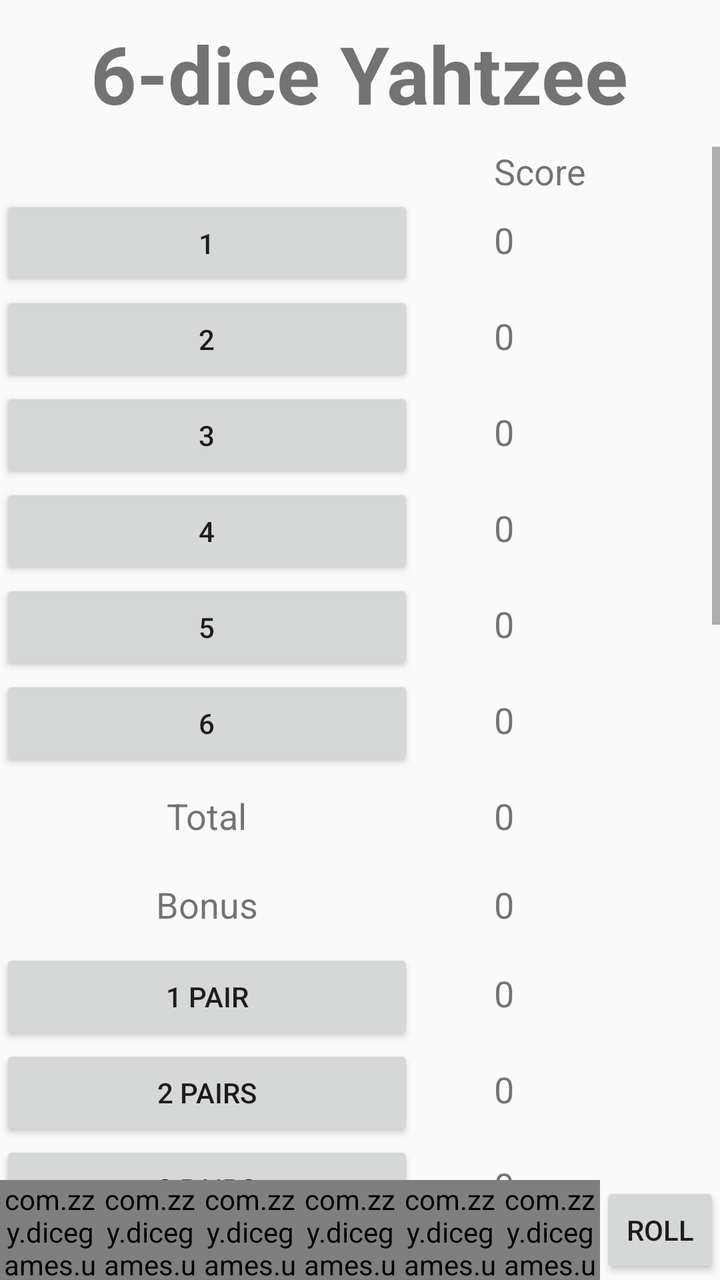
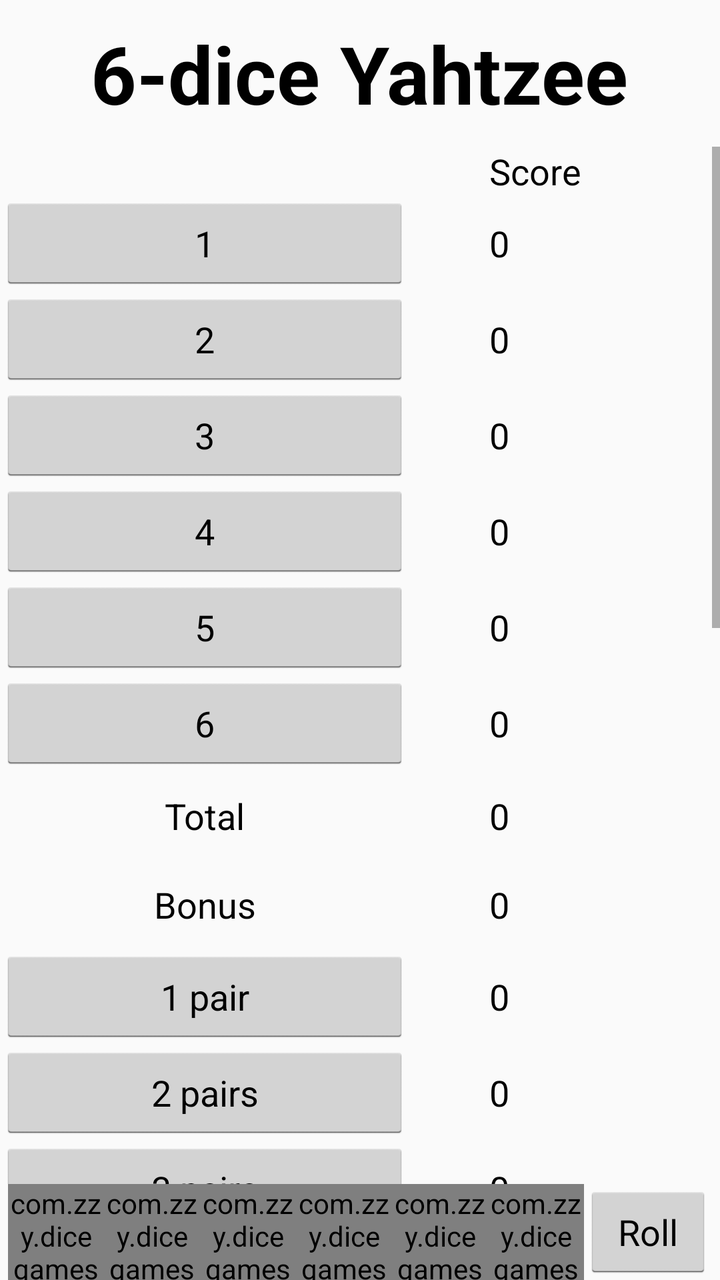

An Android layout rendered at two revisions. The XML below is the earlier revision; the diff shows what the commit changed to produce the second picture.
<!-- AndroidManifest.xml: application theme AppTheme -->
<!-- res/layout/fragment_six_yahtzee.xml -->
<?xml version="1.0" encoding="utf-8"?>
<RelativeLayout xmlns:android="http://schemas.android.com/apk/res/android"
    xmlns:tools="http://schemas.android.com/tools"
    android:layout_width="match_parent"
    android:layout_height="match_parent"
    tools:context=".ui.game.yahtzee.SixYahtzeeFragment">

    <TextView
        android:id="@+id/tvTitle"
        android:layout_width="wrap_content"
        android:layout_height="wrap_content"
        android:layout_alignParentTop="true"
        android:layout_centerHorizontal="true"
        android:layout_marginTop="10sp"
        android:layout_marginBottom="10sp"
        android:text="@string/sixYahtzee"
        android:textSize="40sp"
        android:textStyle="bold" />

    <ScrollView
        android:layout_width="match_parent"
        android:layout_height="match_parent"
        android:layout_above="@id/diceWindow"
        android:layout_below="@id/tvTitle">

        <TableLayout
            android:layout_width="match_parent"
            android:layout_height="wrap_content">

            <TableRow>

                <TextView
                    android:layout_width="match_parent"
                    android:layout_height="wrap_content"
                    android:layout_marginEnd="20dp"
                    android:layout_weight="1" />

                <TextView
                    android:layout_width="match_parent"
                    android:layout_height="wrap_content"
                    android:layout_marginStart="20dp"
                    android:layout_weight="1"
                    android:text="@string/score"
                    android:textSize="18sp" />

            </TableRow>

            <TableRow>

                <Button
                    android:id="@+id/btn1"
                    android:layout_width="match_parent"
                    android:layout_height="wrap_content"
                    android:layout_marginEnd="20dp"
                    android:layout_weight="1"
                    android:text="@string/s1" />

                <TextView
                    android:id="@+id/tv1"
                    android:layout_width="match_parent"
                    android:layout_height="wrap_content"
                    android:layout_marginStart="20dp"
                    android:layout_weight="1"
                    android:text="0"
                    android:textSize="18sp" />

            </TableRow>

            <TableRow>

                <Button
                    android:id="@+id/btn2"
                    android:layout_width="match_parent"
                    android:layout_height="wrap_content"
                    android:layout_marginEnd="20dp"
                    android:layout_weight="1"
                    android:text="@string/s2" />

                <TextView
                    android:id="@+id/tv2"
                    android:layout_width="match_parent"
                    android:layout_height="wrap_content"
                    android:layout_marginStart="20dp"
                    android:layout_weight="1"
                    android:text="0"
                    android:textSize="18sp" />

            </TableRow>

            <TableRow>

                <Button
                    android:id="@+id/btn3"
                    android:layout_width="match_parent"
                    android:layout_height="wrap_content"
                    android:layout_marginEnd="20dp"
                    android:layout_weight="1"
                    android:text="@string/s3" />

                <TextView
                    android:id="@+id/tv3"
                    android:layout_width="match_parent"
                    android:layout_height="wrap_content"
                    android:layout_marginStart="20dp"
                    android:layout_weight="1"
                    android:text="0"
                    android:textSize="18sp" />

            </TableRow>

            <TableRow>

                <Button
                    android:id="@+id/btn4"
                    android:layout_width="match_parent"
                    android:layout_height="wrap_content"
                    android:layout_marginEnd="20dp"
                    android:layout_weight="1"
                    android:text="@string/s4" />

                <TextView
                    android:id="@+id/tv4"
                    android:layout_width="match_parent"
                    android:layout_height="wrap_content"
                    android:layout_marginStart="20dp"
                    android:layout_weight="1"
                    android:text="0"
                    android:textSize="18sp" />

            </TableRow>

            <TableRow>

                <Button
                    android:id="@+id/btn5"
                    android:layout_width="match_parent"
                    android:layout_height="wrap_content"
                    android:layout_marginEnd="20dp"
                    android:layout_weight="1"
                    android:text="@string/s5" />

                <TextView
                    android:id="@+id/tv5"
                    android:layout_width="match_parent"
                    android:layout_height="wrap_content"
                    android:layout_marginStart="20dp"
                    android:layout_weight="1"
                    android:text="0"
                    android:textSize="18sp" />

            </TableRow>

            <TableRow>

                <Button
                    android:id="@+id/btn6"
                    android:layout_width="match_parent"
                    android:layout_height="wrap_content"
                    android:layout_marginEnd="20dp"
                    android:layout_weight="1"
                    android:text="@string/s6" />

                <TextView
                    android:id="@+id/tv6"
                    android:layout_width="match_parent"
                    android:layout_height="wrap_content"
                    android:layout_marginStart="20dp"
                    android:layout_weight="1"
                    android:text="0"
                    android:textSize="18sp" />

            </TableRow>

            <TableRow
                android:layout_marginTop="10sp"
                android:layout_marginBottom="10sp">

                <TextView
                    android:layout_width="match_parent"
                    android:layout_height="wrap_content"
                    android:layout_marginEnd="20dp"
                    android:layout_weight="1"
                    android:text="@string/total"
                    android:textAlignment="center"
                    android:textSize="18sp" />

                <TextView
                    android:id="@+id/tvUpperTotal"
                    android:layout_width="match_parent"
                    android:layout_height="wrap_content"
                    android:layout_marginStart="20dp"
                    android:layout_weight="1"
                    android:text="0"
                    android:textSize="18sp" />

            </TableRow>

            <TableRow
                android:layout_marginTop="10sp"
                android:layout_marginBottom="10sp">

                <TextView
                    android:layout_width="match_parent"
                    android:layout_height="wrap_content"
                    android:layout_marginEnd="20dp"
                    android:layout_weight="1"
                    android:text="@string/bonus"
                    android:textAlignment="center"
                    android:textSize="18sp" />

                <TextView
                    android:id="@+id/tvBonus"
                    android:layout_width="match_parent"
                    android:layout_height="wrap_content"
                    android:layout_marginStart="20dp"
                    android:layout_weight="1"
                    android:text="0"
                    android:textSize="18sp" />

            </TableRow>

            <TableRow>

                <Button
                    android:id="@+id/btn1p"
                    android:layout_width="match_parent"
                    android:layout_height="wrap_content"
                    android:layout_marginEnd="20dp"
                    android:layout_weight="1"
                    android:text="@string/s1p" />

                <TextView
                    android:id="@+id/tv1p"
                    android:layout_width="match_parent"
                    android:layout_height="wrap_content"
                    android:layout_marginStart="20dp"
                    android:layout_weight="1"
                    android:text="0"
                    android:textSize="18sp" />

            </TableRow>

            <TableRow>

                <Button
                    android:id="@+id/btn2p"
                    android:layout_width="match_parent"
                    android:layout_height="wrap_content"
                    android:layout_marginEnd="20dp"
                    android:layout_weight="1"
                    android:text="@string/s2p" />

                <TextView
                    android:id="@+id/tv2p"
                    android:layout_width="match_parent"
                    android:layout_height="wrap_content"
                    android:layout_marginStart="20dp"
                    android:layout_weight="1"
                    android:text="0"
                    android:textSize="18sp" />

            </TableRow>

            <TableRow>

                <Button
                    android:id="@+id/btn3p"
                    android:layout_width="match_parent"
                    android:layout_height="wrap_content"
                    android:layout_marginEnd="20dp"
                    android:layout_weight="1"
                    android:text="@string/s3p" />

                <TextView
                    android:id="@+id/tv3p"
                    android:layout_width="match_parent"
                    android:layout_height="wrap_content"
                    android:layout_marginStart="20dp"
                    android:layout_weight="1"
                    android:text="0"
                    android:textSize="18sp" />

            </TableRow>

            <TableRow>

                <Button
                    android:id="@+id/btn3e"
                    android:layout_width="match_parent"
                    android:layout_height="wrap_content"
                    android:layout_marginEnd="20dp"
                    android:layout_weight="1"
                    android:text="@string/s3e" />

                <TextView
                    android:id="@+id/tv3e"
                    android:layout_width="match_parent"
                    android:layout_height="wrap_content"
                    android:layout_marginStart="20dp"
                    android:layout_weight="1"
                    android:text="0"
                    android:textSize="18sp" />

            </TableRow>

            <TableRow>

                <Button
                    android:id="@+id/btn4e"
                    android:layout_width="match_parent"
                    android:layout_height="wrap_content"
                    android:layout_marginEnd="20dp"
                    android:layout_weight="1"
                    android:text="@string/s4e" />

                <TextView
                    android:id="@+id/tv4e"
                    android:layout_width="match_parent"
                    android:layout_height="wrap_content"
                    android:layout_marginStart="20dp"
                    android:layout_weight="1"
                    android:text="0"
                    android:textSize="18sp" />

            </TableRow>

            <TableRow>

                <Button
                    android:id="@+id/btn5e"
                    android:layout_width="match_parent"
                    android:layout_height="wrap_content"
                    android:layout_marginEnd="20dp"
                    android:layout_weight="1"
                    android:text="@string/s5e" />

                <TextView
                    android:id="@+id/tv5e"
                    android:layout_width="match_parent"
                    android:layout_height="wrap_content"
                    android:layout_marginStart="20dp"
                    android:layout_weight="1"
                    android:text="0"
                    android:textSize="18sp" />

            </TableRow>

            <TableRow>

                <Button
                    android:id="@+id/btnSmallStraight"
                    android:layout_width="match_parent"
                    android:layout_height="wrap_content"
                    android:layout_marginEnd="20dp"
                    android:layout_weight="1"
                    android:text="@string/smallStraight" />

                <TextView
                    android:id="@+id/tvSmallStraight"
                    android:layout_width="match_parent"
                    android:layout_height="wrap_content"
                    android:layout_marginStart="20dp"
                    android:layout_weight="1"
                    android:text="0"
                    android:textSize="18sp" />

            </TableRow>

            <TableRow>

                <Button
                    android:id="@+id/btnLargeStraight"
                    android:layout_width="match_parent"
                    android:layout_height="wrap_content"
                    android:layout_marginEnd="20dp"
                    android:layout_weight="1"
                    android:text="@string/largeStraight" />

                <TextView
                    android:id="@+id/tvLargeStraight"
                    android:layout_width="match_parent"
                    android:layout_height="wrap_content"
                    android:layout_marginStart="20dp"
                    android:layout_weight="1"
                    android:text="0"
                    android:textSize="18sp" />

            </TableRow>

            <TableRow>

                <Button
                    android:id="@+id/btnFullStraight"
                    android:layout_width="match_parent"
                    android:layout_height="wrap_content"
                    android:layout_marginEnd="20dp"
                    android:layout_weight="1"
                    android:text="@string/fullStraight" />

                <TextView
                    android:id="@+id/tvFullStraight"
                    android:layout_width="match_parent"
                    android:layout_height="wrap_content"
                    android:layout_marginStart="20dp"
                    android:layout_weight="1"
                    android:text="0"
                    android:textSize="18sp" />

            </TableRow>

            <TableRow>

                <Button
                    android:id="@+id/btnHut"
                    android:layout_width="match_parent"
                    android:layout_height="wrap_content"
                    android:layout_marginEnd="20dp"
                    android:layout_weight="1"
                    android:text="@string/hut" />

                <TextView
                    android:id="@+id/tvHut"
                    android:layout_width="match_parent"
                    android:layout_height="wrap_content"
                    android:layout_marginStart="20dp"
                    android:layout_weight="1"
                    android:text="0"
                    android:textSize="18sp" />

            </TableRow>

            <TableRow>

                <Button
                    android:id="@+id/btnHouse"
                    android:layout_width="match_parent"
                    android:layout_height="wrap_content"
                    android:layout_marginEnd="20dp"
                    android:layout_weight="1"
                    android:text="@string/house" />

                <TextView
                    android:id="@+id/tvHouse"
                    android:layout_width="match_parent"
                    android:layout_height="wrap_content"
                    android:layout_marginStart="20dp"
                    android:layout_weight="1"
                    android:text="0"
                    android:textSize="18sp" />

            </TableRow>

            <TableRow>

                <Button
                    android:id="@+id/btnTower"
                    android:layout_width="match_parent"
                    android:layout_height="wrap_content"
                    android:layout_marginEnd="20dp"
                    android:layout_weight="1"
                    android:text="@string/tower" />

                <TextView
                    android:id="@+id/tvTower"
                    android:layout_width="match_parent"
                    android:layout_height="wrap_content"
                    android:layout_marginStart="20dp"
                    android:layout_weight="1"
                    android:text="0"
                    android:textSize="18sp" />

            </TableRow>

            <TableRow>

                <Button
                    android:id="@+id/btnChance"
                    android:layout_width="match_parent"
                    android:layout_height="wrap_content"
                    android:layout_marginEnd="20dp"
                    android:layout_weight="1"
                    android:text="@string/chance" />

                <TextView
                    android:id="@+id/tvChance"
                    android:layout_width="match_parent"
                    android:layout_height="wrap_content"
                    android:layout_marginStart="20dp"
                    android:layout_weight="1"
                    android:text="0"
                    android:textSize="18sp" />

            </TableRow>

            <TableRow>

                <Button
                    android:id="@+id/btnYahtzee"
                    android:layout_width="match_parent"
                    android:layout_height="wrap_content"
                    android:layout_marginEnd="20dp"
                    android:layout_weight="1"
                    android:text="@string/yahtzee" />

                <TextView
                    android:id="@+id/tvYahtzee"
                    android:layout_width="match_parent"
                    android:layout_height="wrap_content"
                    android:layout_marginStart="20dp"
                    android:layout_weight="1"
                    android:text="0"
                    android:textSize="18sp" />

            </TableRow>

            <TableRow
                android:layout_marginTop="10sp"
                android:layout_marginBottom="10sp">

                <TextView
                    android:layout_width="match_parent"
                    android:layout_height="wrap_content"
                    android:layout_marginEnd="20dp"
                    android:layout_weight="1"
                    android:text="@string/gameTotal"
                    android:textAlignment="center"
                    android:textSize="18sp" />

                <TextView
                    android:id="@+id/tvGameTotal"
                    android:layout_width="match_parent"
                    android:layout_height="wrap_content"
                    android:layout_marginStart="20dp"
                    android:layout_weight="1"
                    android:text="0"
                    android:textSize="18sp" />

            </TableRow>

        </TableLayout>

    </ScrollView>

    <include
        android:id="@+id/diceWindow"
        android:layout_width="match_parent"
        android:layout_height="wrap_content"
        android:layout_alignParentBottom="true"
        layout="@layout/roll_dice_window" />

</RelativeLayout>
<!-- res/layout/roll_dice_window.xml (included above) -->
<?xml version="1.0" encoding="utf-8"?>
<LinearLayout xmlns:android="http://schemas.android.com/apk/res/android"
    xmlns:app="http://schemas.android.com/apk/res-auto"
    android:layout_width="match_parent"
    android:layout_height="wrap_content"
    android:gravity="center_horizontal|center_vertical"
    android:orientation="horizontal">

    <com.zzy.dicegames.ui.dice.DiceView
        android:id="@+id/dice1"
        android:layout_width="50dp"
        android:layout_height="50dp"
        app:locked="false"
        app:number="6" />

    <com.zzy.dicegames.ui.dice.DiceView
        android:id="@+id/dice2"
        android:layout_width="50dp"
        android:layout_height="50dp"
        app:locked="false"
        app:number="6" />

    <com.zzy.dicegames.ui.dice.DiceView
        android:id="@+id/dice3"
        android:layout_width="50dp"
        android:layout_height="50dp"
        app:locked="false"
        app:number="6" />

    <com.zzy.dicegames.ui.dice.DiceView
        android:id="@+id/dice4"
        android:layout_width="50dp"
        android:layout_height="50dp"
        app:locked="false"
        app:number="6" />

    <com.zzy.dicegames.ui.dice.DiceView
        android:id="@+id/dice5"
        android:layout_width="50dp"
        android:layout_height="50dp"
        app:locked="false"
        app:number="6" />

    <com.zzy.dicegames.ui.dice.DiceView
        android:id="@+id/dice6"
        android:layout_width="50dp"
        android:layout_height="50dp"
        app:locked="false"
        app:number="6" />

    <Button
        android:id="@+id/btnRoll"
        android:layout_width="wrap_content"
        android:layout_height="wrap_content"
        android:text="@string/roll" />

</LinearLayout>
<!-- resources referenced by this layout -->
<resources>
  <string name="bonus">Bonus</string>
  <string name="chance">Chance</string>
  <string name="fullStraight">Full Straight</string>
  <string name="gameTotal">Game Total</string>
  <string name="house">House</string>
  <string name="hut">Hut</string>
  <string name="largeStraight">Large Straight</string>
  <string name="roll">Roll</string>
  <string name="s1">1</string>
  <string name="s1p">1 pair</string>
  <string name="s2">2</string>
  <string name="s2p">2 pairs</string>
  <string name="s3">3</string>
  <string name="s3e">3 of a kind</string>
  <string name="s3p">3 pairs</string>
  <string name="s4">4</string>
  <string name="s4e">4 of a kind</string>
  <string name="s5">5</string>
  <string name="s5e">5 of a kind</string>
  <string name="s6">6</string>
  <string name="score">Score</string>
  <string name="sixYahtzee">6-dice Yahtzee</string>
  <string name="smallStraight">Small Straight</string>
  <string name="total">Total</string>
  <string name="tower">Tower</string>
  <string name="yahtzee">Yahtzee</string>
  <style name="AppTheme" parent="Theme.AppCompat.Light">
          
      </style>
</resources>

<!-- the commit's change to res/layout/fragment_six_yahtzee.xml (unified diff, before → after) -->
@@ -11,8 +11,8 @@
         android:layout_height="wrap_content"
         android:layout_alignParentTop="true"
         android:layout_centerHorizontal="true"
-        android:layout_marginTop="10sp"
-        android:layout_marginBottom="10sp"
+        android:layout_marginTop="10dp"
+        android:layout_marginBottom="10dp"
         android:text="@string/sixYahtzee"
         android:textSize="40sp"
         android:textStyle="bold" />
@@ -172,8 +172,8 @@
             </TableRow>
 
             <TableRow
-                android:layout_marginTop="10sp"
-                android:layout_marginBottom="10sp">
+                android:layout_marginTop="10dp"
+                android:layout_marginBottom="10dp">
 
                 <TextView
                     android:layout_width="match_parent"
@@ -196,8 +196,8 @@
             </TableRow>
 
             <TableRow
-                android:layout_marginTop="10sp"
-                android:layout_marginBottom="10sp">
+                android:layout_marginTop="10dp"
+                android:layout_marginBottom="10dp">
 
                 <TextView
                     android:layout_width="match_parent"
@@ -514,8 +514,8 @@
             </TableRow>
 
             <TableRow
-                android:layout_marginTop="10sp"
-                android:layout_marginBottom="10sp">
+                android:layout_marginTop="10dp"
+                android:layout_marginBottom="10dp">
 
                 <TextView
                     android:layout_width="match_parent"
@@ -560,43 +560,43 @@
 
     <com.zzy.dicegames.ui.dice.DiceView
         android:id="@+id/dice1"
-        android:layout_width="50dp"
-        android:layout_height="50dp"
+        android:layout_width="48dp"
+        android:layout_height="48dp"
         app:locked="false"
         app:number="6" />
 
     <com.zzy.dicegames.ui.dice.DiceView
         android:id="@+id/dice2"
-        android:layout_width="50dp"
-        android:layout_height="50dp"
+        android:layout_width="48dp"
+        android:layout_height="48dp"
         app:locked="false"
         app:number="6" />
 
     <com.zzy.dicegames.ui.dice.DiceView
         android:id="@+id/dice3"
-        android:layout_width="50dp"
-        android:layout_height="50dp"
+        android:layout_width="48dp"
+        android:layout_height="48dp"
         app:locked="false"
         app:number="6" />
 
     <com.zzy.dicegames.ui.dice.DiceView
         android:id="@+id/dice4"
-        android:layout_width="50dp"
-        android:layout_height="50dp"
+        android:layout_width="48dp"
+        android:layout_height="48dp"
         app:locked="false"
         app:number="6" />
 
     <com.zzy.dicegames.ui.dice.DiceView
         android:id="@+id/dice5"
-        android:layout_width="50dp"
-        android:layout_height="50dp"
+        android:layout_width="48dp"
+        android:layout_height="48dp"
         app:locked="false"
         app:number="6" />
 
     <com.zzy.dicegames.ui.dice.DiceView
         android:id="@+id/dice6"
-        android:layout_width="50dp"
-        android:layout_height="50dp"
+        android:layout_width="48dp"
+        android:layout_height="48dp"
         app:locked="false"
         app:number="6" />
 
<!-- resource entries referenced after the edit -->
@@ -28,6 +28,8 @@
   <string name="yahtzee">Yahtzee</string>
   <style name="AppTheme" parent="Theme.AppCompat.Light">
           
+          <item name="android:textColor">@android:color/black</item>
+          <item name="buttonStyle">@android:style/Widget.Holo.Light.Button</item>
       </style>
 </resources>
 
